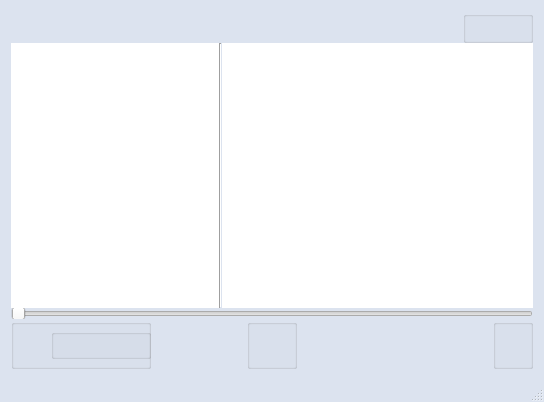
Old version of the form mainwindow.ui in the repository VictoriaOtm/Accord.
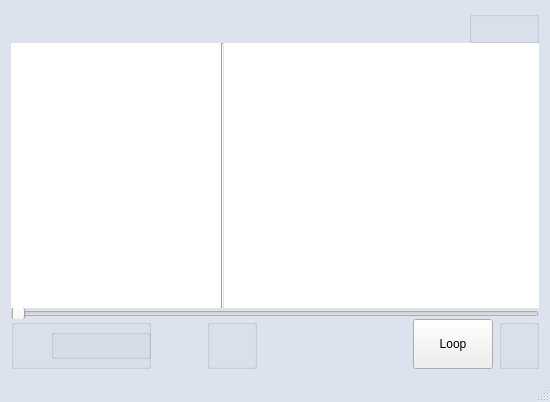
New version of the form. Icons and pictures are not drawn.

Commit message: Подготовил кнопку, сигналы и слоты для включения зацикливания плейлиста

The edit to the form file:
```diff
--- a/mainwindow.ui
+++ b/mainwindow.ui
@@ -374,10 +374,22 @@
             <string/>
            </property>
           </widget>
-          <zorder>nextButton</zorder>
-          <zorder>prevButton</zorder>
-          <zorder>playPauseBox</zorder>
-          <zorder>settingsBox</zorder>
+         </widget>
+        </item>
+        <item>
+         <widget class="QPushButton" name="loopPlaylistButton">
+          <property name="sizePolicy">
+           <sizepolicy hsizetype="Preferred" vsizetype="Preferred">
+            <horstretch>0</horstretch>
+            <verstretch>0</verstretch>
+           </sizepolicy>
+          </property>
+          <property name="text">
+           <string>Loop</string>
+          </property>
+          <property name="checkable">
+           <bool>true</bool>
+          </property>
          </widget>
         </item>
         <item>
```
The commit also changes 6 other files.
